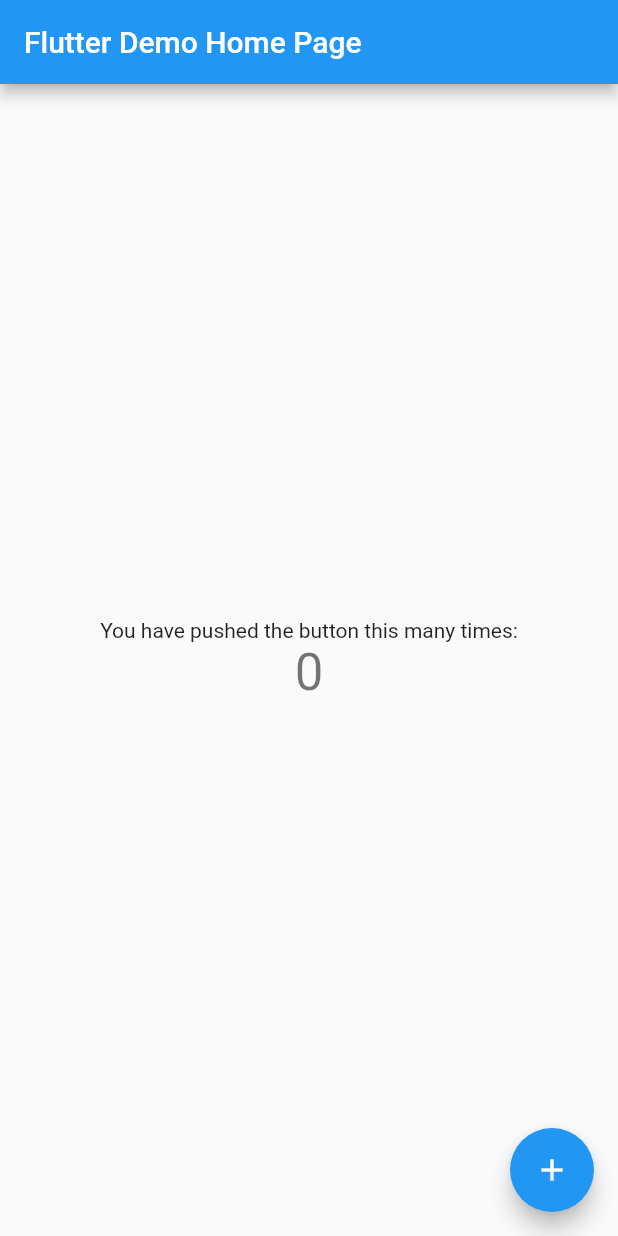
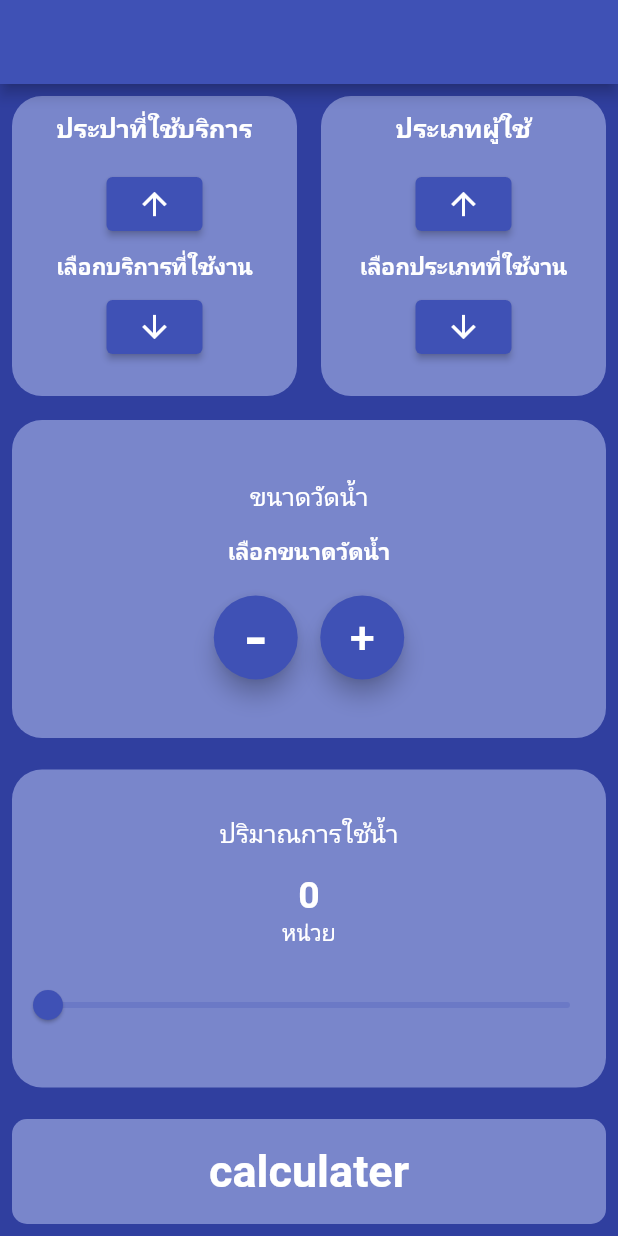
Before and after one commit to cs-634234024/Appication_calculate_water_final-, a Flutter app: the screen it shows after launch, on a phone screen of 412 x 824 dp. Run offline on Flutter 3.47's test engine with Material 2 defaults, Android fonts, the light colour scheme and no system bars.

Commit message:
Update Ui app

```diff
--- a/lib/main.dart
+++ b/lib/main.dart
@@ -1,3 +1,4 @@
+import 'package:calculate_water_2/screen/body_screen.dart';
 import 'package:flutter/material.dart';
 
 void main() {
@@ -13,103 +14,22 @@
     return MaterialApp(
       title: 'Flutter Demo',
       theme: ThemeData(
-        // This is the theme of your application.
-        //
-        // Try running your application with "flutter run". You'll see the
-        // application has a blue toolbar. Then, without quitting the app, try
-        // changing the primarySwatch below to Colors.green and then invoke
-        // "hot reload" (press "r" in the console where you ran "flutter run",
-        // or simply save your changes to "hot reload" in a Flutter IDE).
-        // Notice that the counter didn't reset back to zero; the application
-        // is not restarted.
-        primarySwatch: Colors.blue,
+        primarySwatch: Colors.indigo,
       ),
-      home: const MyHomePage(title: 'Flutter Demo Home Page'),
+      home: const MyHomePage(),
     );
   }
 }
 
-class MyHomePage extends StatefulWidget {
-  const MyHomePage({super.key, required this.title});
-
-  // This widget is the home page of your application. It is stateful, meaning
-  // that it has a State object (defined below) that contains fields that affect
-  // how it looks.
-
-  // This class is the configuration for the state. It holds the values (in this
-  // case the title) provided by the parent (in this case the App widget) and
-  // used by the build method of the State. Fields in a Widget subclass are
-  // always marked "final".
-
-  final String title;
-
-  @override
-  State<MyHomePage> createState() => _MyHomePageState();
-}
-
-class _MyHomePageState extends State<MyHomePage> {
-  int _counter = 0;
-
-  void _incrementCounter() {
-    setState(() {
-      // This call to setState tells the Flutter framework that something has
-      // changed in this State, which causes it to rerun the build method below
-      // so that the display can reflect the updated values. If we changed
-      // _counter without calling setState(), then the build method would not be
-      // called again, and so nothing would appear to happen.
-      _counter++;
-    });
-  }
+class MyHomePage extends StatelessWidget {
+  const MyHomePage({super.key});
 
   @override
   Widget build(BuildContext context) {
-    // This method is rerun every time setState is called, for instance as done
-    // by the _incrementCounter method above.
-    //
-    // The Flutter framework has been optimized to make rerunning build methods
-    // fast, so that you can just rebuild anything that needs updating rather
-    // than having to individually change instances of widgets.
     return Scaffold(
-      appBar: AppBar(
-        // Here we take the value from the MyHomePage object that was created by
-        // the App.build method, and use it to set our appbar title.
-        title: Text(widget.title),
-      ),
-      body: Center(
-        // Center is a layout widget. It takes a single child and positions it
-        // in the middle of the parent.
-        child: Column(
-          // Column is also a layout widget. It takes a list of children and
-          // arranges them vertically. By default, it sizes itself to fit its
-          // children horizontally, and tries to be as tall as its parent.
-          //
-          // Invoke "debug painting" (press "p" in the console, choose the
-          // "Toggle Debug Paint" action from the Flutter Inspector in Android
-          // Studio, or the "Toggle Debug Paint" command in Visual Studio Code)
-          // to see the wireframe for each widget.
-          //
-          // Column has various properties to control how it sizes itself and
-          // how it positions its children. Here we use mainAxisAlignment to
-          // center the children vertically; the main axis here is the vertical
-          // axis because Columns are vertical (the cross axis would be
-          // horizontal).
-          mainAxisAlignment: MainAxisAlignment.center,
-          children: <Widget>[
-            const Text(
-              'You have pushed the button this many times:',
-            ),
-            Text(
-              '$_counter',
-              style: Theme.of(context).textTheme.headlineMedium,
-            ),
-          ],
-        ),
-      ),
-      floatingActionButton: FloatingActionButton(
-        onPressed: _incrementCounter,
-        tooltip: 'Increment',
-        child: const Icon(Icons.add),
-      ), // This trailing comma makes auto-formatting nicer for build methods.
+      appBar: AppBar(),
+      body: BodyScreen(),
+      backgroundColor: Colors.indigo.shade700,
     );
   }
 }
--- /dev/null
+++ b/lib/screen/body_screen.dart
@@ -0,0 +1,447 @@
+import 'package:calculate_water_2/widgets/bottom_widget.dart';
+import 'package:flutter/material.dart';
+
+class BodyScreen extends StatefulWidget {
+  const BodyScreen({super.key});
+
+  @override
+  State<BodyScreen> createState() => _BodyScreenState();
+}
+
+class _BodyScreenState extends State<BodyScreen> {
+  int type = 0;
+  int service = 0;
+  int index = 0;
+  int changesize = 0;
+  double _currenSliderValue = 0;
+
+  void changeIndexSize(int newindex) {
+    setState(() {
+      changesize = newindex;
+      if (changesize > 10) {
+        changesize = 10;
+      } else if (changesize < 1) {
+        changesize = 1;
+      }
+      print(changesize);
+    });
+  }
+
+  void changeIndexType(int newindex) {
+    setState(() {
+      type = newindex;
+      if (type > 3) {
+        type = 3;
+      } else if (type < -3) {
+        type = -3;
+      }
+      print(type);
+    });
+  }
+
+  void changeIndexService(int newindex) {
+    setState(() {
+      service = newindex;
+      if (service > 3) {
+        service = 3;
+      } else if (service < -3) {
+        service = -3;
+      }
+      print(service);
+    });
+  }
+
+  @override
+  Widget build(BuildContext context) {
+    Size size = MediaQuery.of(context).size;
+    return Column(
+      children: [
+        Row(
+          children: [
+            selectType(
+                size: size,
+                title: 'ประปาที่ใช้บริการ',
+                index: 1,
+                onclick: changeIndexService,
+                type: service),
+            selectType(
+                size: size,
+                title: 'ประเภทผู้ใช้',
+                index: 2,
+                onclick: changeIndexType,
+                type: type),
+          ],
+        ),
+        selectSize(size: size, onclick: changeIndexSize, type: changesize),
+        const SizedBox(
+          height: 5,
+        ),
+        Expanded(
+          child: Padding(
+            padding: const EdgeInsets.all(8.0),
+            child: Container(
+              width: size.width,
+              height: 100,
+              decoration: BoxDecoration(
+                  color: Colors.indigo.shade300,
+                  borderRadius: BorderRadius.circular(20)),
+              child: Column(
+                mainAxisAlignment: MainAxisAlignment.center,
+                children: [
+                  const Text(
+                    'ปริมาณการใช้น้ำ',
+                    style: TextStyle(fontSize: 17, color: Colors.white),
+                  ),
+                  const SizedBox(
+                    height: 15,
+                  ),
+                  Text(
+                    _currenSliderValue.toStringAsFixed(0),
+                    style: const TextStyle(
+                        fontSize: 25,
+                        fontWeight: FontWeight.bold,
+                        color: Colors.white),
+                  ),
+                  const Text(
+                    'หน่วย',
+                    style: TextStyle(fontSize: 15, color: Colors.white),
+                  ),
+                  const SizedBox(
+                    height: 15,
+                  ),
+                  Slider(
+                    max: 10000,
+                    value: _currenSliderValue,
+                    onChanged: (value) {
+                      setState(() {
+                        _currenSliderValue = value;
+                      });
+                    },
+                  )
+                ],
+              ),
+            ),
+          ),
+        ),
+        const SizedBox(
+          height: 5,
+        ),
+        const ButtonWidget()
+      ],
+    );
+  }
+}
+
+class selectType extends StatelessWidget {
+  const selectType({
+    super.key,
+    required this.size,
+    required this.title,
+    required this.index,
+    required this.onclick,
+    required this.type,
+  });
+
+  final Size size;
+  final String title;
+  final int index;
+  final int type;
+  final Function onclick;
+
+  @override
+  Widget build(BuildContext context) {
+    return Expanded(
+      child: Padding(
+        padding: const EdgeInsets.all(8.0),
+        child: Container(
+          width: size.width,
+          height: 200,
+          decoration: BoxDecoration(
+              color: Colors.indigo.shade300,
+              borderRadius: BorderRadius.circular(20)),
+          child: Column(
+            children: [
+              const SizedBox(
+                height: 10,
+              ),
+              Text(
+                title,
+                style: const TextStyle(
+                    fontSize: 17,
+                    color: Colors.white,
+                    fontWeight: FontWeight.bold),
+              ),
+              const SizedBox(
+                height: 15,
+              ),
+              ElevatedButton(
+                onPressed: () => onclick(type + 1),
+                child: Icon(Icons.arrow_upward),
+              ),
+              const SizedBox(
+                height: 7,
+              ),
+              index == 1 ? TextService(index: type) : TextType(index: type),
+              const SizedBox(
+                height: 7,
+              ),
+              ElevatedButton(
+                  onPressed: () => onclick(type - 1),
+                  child: Icon(Icons.arrow_downward))
+            ],
+          ),
+        ),
+      ),
+    );
+  }
+}
+
+class TextType extends StatelessWidget {
+  const TextType({
+    super.key,
+    required this.index,
+  });
+
+  final int index;
+
+  @override
+  Widget build(BuildContext context) {
+    return Container(
+      child: index == 0
+          ? const Text(
+              'เลือกประเภทที่ใช้งาน',
+              style: TextStyle(
+                  fontSize: 15,
+                  fontWeight: FontWeight.bold,
+                  color: Colors.white),
+            )
+          : index == 1 || index == -1
+              ? const Text(
+                  'ที่อยู่อาศัย',
+                  style: TextStyle(
+                      fontSize: 20,
+                      fontWeight: FontWeight.bold,
+                      color: Colors.white),
+                )
+              : index == 2 || index == -2
+                  ? const Text(
+                      'ราชการ',
+                      style: TextStyle(
+                          fontSize: 20,
+                          fontWeight: FontWeight.bold,
+                          color: Colors.white),
+                    )
+                  : const Text(
+                      'รัฐวิสาหกิจ',
+                      style: TextStyle(
+                          fontSize: 20,
+                          fontWeight: FontWeight.bold,
+                          color: Colors.white),
+                    ),
+    );
+  }
+}
+
+class TextService extends StatelessWidget {
+  const TextService({
+    super.key,
+    required this.index,
+  });
+
+  final int index;
+
+  @override
+  Widget build(BuildContext context) {
+    return Container(
+      child: index == 0
+          ? const Text(
+              'เลือกบริการที่ใช้งาน',
+              style: TextStyle(
+                  fontSize: 15,
+                  fontWeight: FontWeight.bold,
+                  color: Colors.white),
+            )
+          : index == 1 || index == -1
+              ? const Text(
+                  'ทั่วไป',
+                  style: TextStyle(
+                      fontSize: 20,
+                      fontWeight: FontWeight.bold,
+                      color: Colors.white),
+                )
+              : index == 2 || index == -2
+                  ? const Text(
+                      'กปภ(เกาะ)',
+                      style: TextStyle(
+                          fontSize: 20,
+                          fontWeight: FontWeight.bold,
+                          color: Colors.white),
+                    )
+                  : const Text(
+                      'เอกชน',
+                      style: TextStyle(
+                          fontSize: 20,
+                          fontWeight: FontWeight.bold,
+                          color: Colors.white),
+                    ),
+    );
+  }
+}
+
+class selectSize extends StatelessWidget {
+  const selectSize({
+    super.key,
+    required this.size,
+    required this.onclick,
+    required this.type,
+  });
+
+  final Size size;
+  final int type;
+  final Function onclick;
+
+  @override
+  Widget build(BuildContext context) {
+    return Expanded(
+      child: Padding(
+        padding: const EdgeInsets.all(8.0),
+        child: Container(
+          width: size.width,
+          height: 100,
+          decoration: BoxDecoration(
+              color: Colors.indigo.shade300,
+              borderRadius: BorderRadius.circular(20)),
+          child: Column(
+            mainAxisAlignment: MainAxisAlignment.center,
+            children: [
+              const Text(
+                'ขนาดวัดน้ำ',
+                style: TextStyle(fontSize: 17, color: Colors.white),
+              ),
+              const SizedBox(
+                height: 15,
+              ),
+              type == 0
+                  ? const Text(
+                      'เลือกขนาดวัดน้ำ',
+                      style: TextStyle(
+                          fontSize: 15,
+                          fontWeight: FontWeight.bold,
+                          color: Colors.white),
+                    )
+                  : type == 1
+                      ? const Text(
+                          'ขนาด 1/2 นิ้ว',
+                          style: TextStyle(
+                              fontSize: 20,
+                              fontWeight: FontWeight.bold,
+                              color: Colors.white),
+                        )
+                      : type == 2
+                          ? const Text(
+                              'ขนาด 3/4 นิ้ว',
+                              style: TextStyle(
+                                  fontSize: 20,
+                                  fontWeight: FontWeight.bold,
+                                  color: Colors.white),
+                            )
+                          : type == 3
+                              ? const Text(
+                                  'ขนาด 1 นิ้ว',
+                                  style: TextStyle(
+                                      fontSize: 20,
+                                      fontWeight: FontWeight.bold,
+                                      color: Colors.white),
+                                )
+                              : type == 4
+                                  ? const Text(
+                                      'ขนาด 1.5 นิ้ว',
+                                      style: TextStyle(
+                                          fontSize: 20,
+                                          fontWeight: FontWeight.bold,
+                                          color: Colors.white),
+                                    )
+                                  : type == 5
+                                      ? const Text(
+                                          'ขนาด 2 นิ้ว',
+                                          style: TextStyle(
+                                              fontSize: 20,
+                                              fontWeight: FontWeight.bold,
+                                              color: Colors.white),
+                                        )
+                                      : type == 6
+                                          ? const Text(
+                                              'ขนาด 2.5 นิ้ว',
+                                              style: TextStyle(
+                                                  fontSize: 20,
+                                                  fontWeight: FontWeight.bold,
+                                                  color: Colors.white),
+                                            )
+                                          : type == 7
+                                              ? const Text(
+                                                  'ขนาด 3 นิ้ว',
+                                                  style: TextStyle(
+                                                      fontSize: 20,
+                                                      fontWeight:
+                                                          FontWeight.bold,
+                                                      color: Colors.white),
+                                                )
+                                              : type == 8
+                                                  ? const Text(
+                                                      'ขนาด 4 นิ้ว',
+                                                      style: TextStyle(
+                                                          fontSize: 20,
+                                                          fontWeight:
+                                                              FontWeight.bold,
+                                                          color: Colors.white),
+                                                    )
+                                                  : type == 9
+                                                      ? const Text(
+                                                          'ขนาด 6 นิ้ว',
+                                                          style: TextStyle(
+                                                              fontSize: 20,
+                                                              fontWeight:
+                                                                  FontWeight
+                                                                      .bold,
+                                                              color:
+                                                                  Colors.white),
+                                                        )
+                                                      : const Text(
+                                                          'ขนาด > 6 นิ้ว',
+                                                          style: TextStyle(
+                                                              fontSize: 20,
+                                                              fontWeight:
+                                                                  FontWeight
+                                                                      .bold,
+                                                              color:
+                                                                  Colors.white),
+                                                        ),
+              const SizedBox(
+                height: 20,
+              ),
+              Row(
+                mainAxisAlignment: MainAxisAlignment.center,
+                children: [
+                  FloatingActionButton(
+                    onPressed: () => onclick(type - 1),
+                    child: Text(
+                      '-',
+                      style: TextStyle(fontSize: 45),
+                    ),
+                  ),
+                  const SizedBox(
+                    width: 15,
+                  ),
+                  FloatingActionButton(
+                    onPressed: () => onclick(type + 1),
+                    child: Text('+', style: TextStyle(fontSize: 30)),
+                  )
+                ],
+              )
+            ],
+          ),
+        ),
+      ),
+    );
+  }
+}
--- /dev/null
+++ b/lib/widgets/bottom_widget.dart
@@ -0,0 +1,36 @@
+import 'package:flutter/material.dart';
+
+class ButtonWidget extends StatelessWidget {
+  const ButtonWidget({super.key});
+
+  @override
+  Widget build(BuildContext context) {
+    Size size = MediaQuery.of(context).size;
+    return GestureDetector(
+        onTap: () {
+          print('test');
+        },
+        child: Padding(
+          padding: const EdgeInsets.all(8.0),
+          child: Container(
+            width: size.width,
+            height: 70,
+            decoration: BoxDecoration(
+                borderRadius: BorderRadius.circular(10),
+                color: Colors.indigo.shade300),
+            child: Row(
+              mainAxisAlignment: MainAxisAlignment.center,
+              children: const [
+                Text(
+                  'calculater',
+                  style: TextStyle(
+                      fontSize: 30,
+                      color: Colors.white,
+                      fontWeight: FontWeight.bold),
+                )
+              ],
+            ),
+          ),
+        ));
+  }
+}
```
